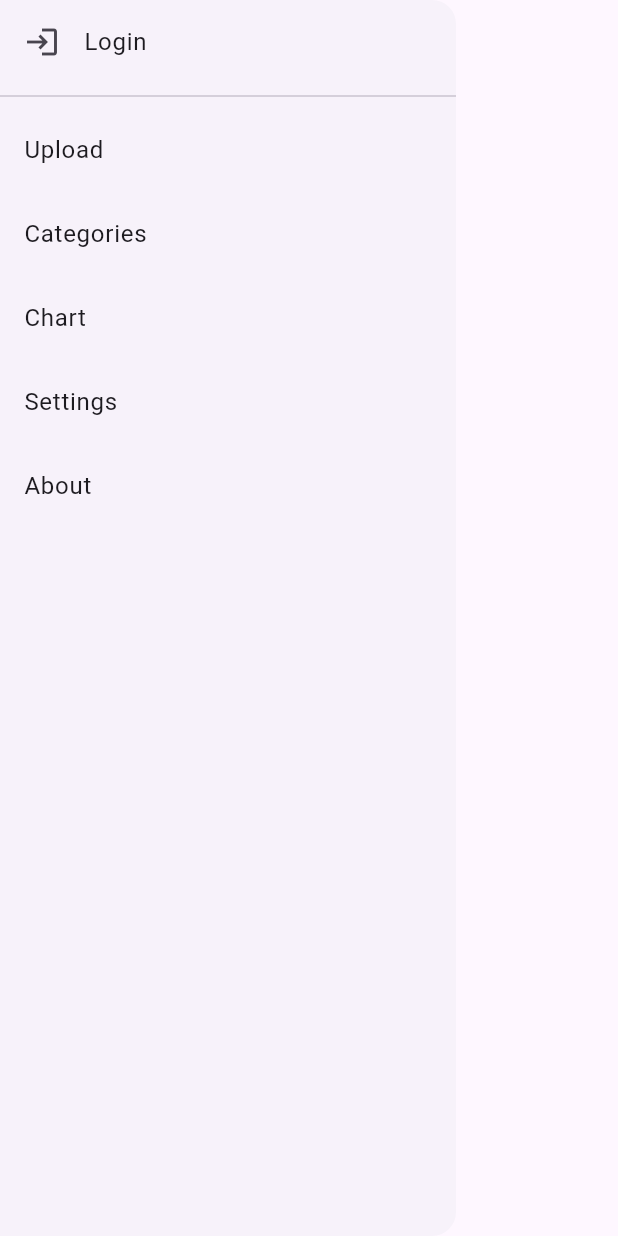
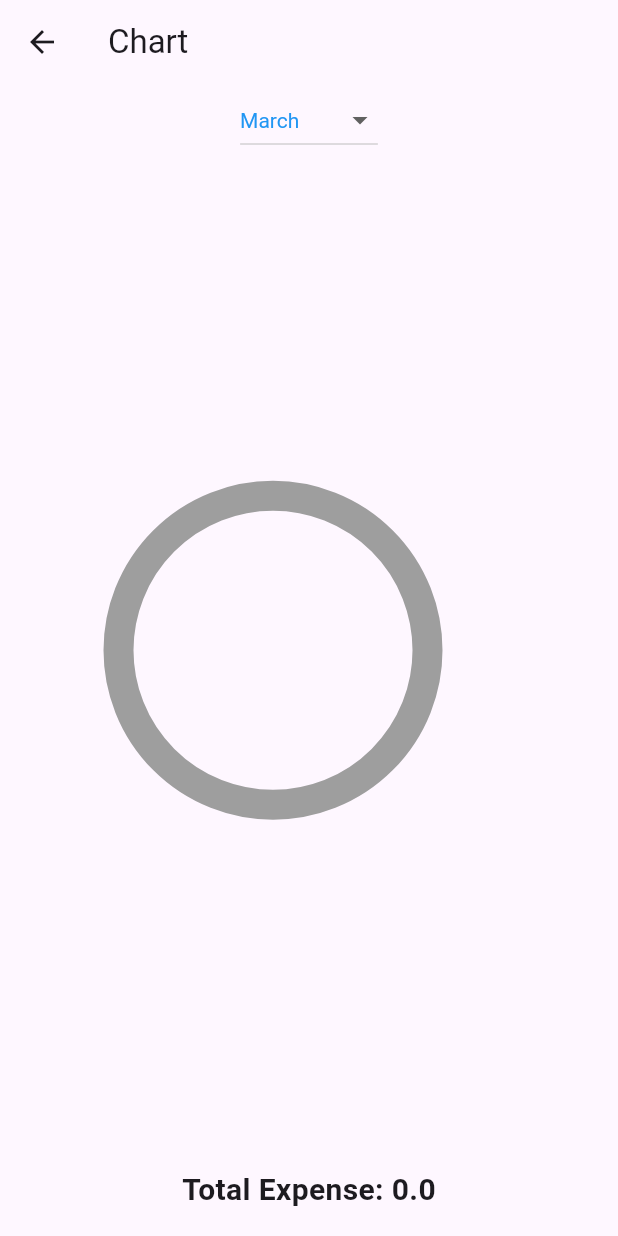
Before and after one commit to xdutsuay/jaruri, a Flutter app: the SideDrawer widget shown alone on an empty page, opened directly, after a tap on "Chart", on a phone screen of 412 x 824 dp. Run offline on Flutter 3.47's test engine with Material 3 defaults, Android fonts, the phone set to English and light mode, and no system bars; drawn by our look-alikes of pie_chart; our stand-ins replace sqflite; accounts and stored records are empty.

Commit message:
added chart.dart , there is an error in chart but dropdown in this page works so need to see why it doesnt work in main.dart , too late need to sleep now

```diff
--- /dev/null
+++ b/lib/chart.dart
@@ -0,0 +1,124 @@
+//this file is called from side_drawer.dart
+//this file shows a pie chart of the transactions grouped by category
+// under the chart, it shows the total expense grouped by category
+// write this code in lib/chart.dart
+import 'package:flutter/material.dart';
+import 'package:pie_chart/pie_chart.dart';
+import 'persi.dart';
+import 'transaction_form.dart' as Transaction;
+import 'package:intl/intl.dart';
+
+class Chart extends StatefulWidget {
+  @override
+  _ChartState createState() => _ChartState();
+}
+
+class _ChartState extends State<Chart> {
+  late Map<String, double> _data = {};
+  late List<Transaction.Transaction> _transactions = [];
+  late String _selectedMonth = DateFormat('MMMM').format(DateTime.now());
+
+  @override
+  void initState() {
+    super.initState();
+    _loadTransactions();
+  }
+
+  Future<void> _loadTransactions() async {
+    final transactions = await Persi.getTransactions();
+    setState(() {
+      _transactions = transactions;
+      _groupTransactionsByCategory();
+    });
+  }
+
+  void _groupTransactionsByCategory() {
+    _data = {};
+    _transactions.forEach((transaction) {
+      if (_data.containsKey(transaction.category)) {
+        _data[transaction.category] = _data[transaction.category]! + transaction.amount;
+      } else {
+        _data[transaction.category] = transaction.amount;
+      }
+    });
+  }
+
+  @override
+  Widget build(BuildContext context) {
+    return Scaffold(
+      appBar: AppBar(
+        title: const Text('Chart'),
+      ),
+      body: Column(
+        children: [
+          _buildMonthDropdown(),
+          Expanded(
+            child: PieChart(
+              dataMap: _data,
+              chartType: ChartType.ring,
+              chartRadius: MediaQuery.of(context).size.width / 2,
+
+            ),
+          ),
+          _buildTotalExpense(),
+        ],
+      ),
+    );
+  }
+
+  Widget _buildMonthDropdown() {
+    return DropdownButton<String>(
+      value: _selectedMonth,
+      icon: const Icon(Icons.arrow_drop_down),
+      iconSize: 24,
+      elevation: 16,
+      style: const TextStyle(color: Colors.blue),
+      onChanged: (String? newValue) {
+        if (newValue != null) {
+          setState(() {
+            _selectedMonth = newValue;
+            _filterTransactionsByMonth(newValue);
+          });
+        }
+      },
+      items: <String>[
+        'January', 'February', 'March', 'April', 'May', 'June',
+        'July', 'August', 'September', 'October', 'November', 'December'
+      ].map<DropdownMenuItem<String>>((String value) {
+        return DropdownMenuItem<String>(
+          value: value,
+          child: Text(value),
+        );
+      }).toList(),
+    );
+  }
+
+  void _filterTransactionsByMonth(String month) {
+    setState(() {
+      _transactions = _transactions.where((transaction) {
+        return DateFormat('MMMM').format(DateTime.parse(transaction.date)) == month;
+      }).toList();
+      _groupTransactionsByCategory();
+    });
+  }
+
+  Widget _buildTotalExpense() {
+    double totalExpense = 0;
+    _transactions.forEach((transaction) {
+      if (!transaction.isIncome) {
+        totalExpense += transaction.amount;
+      }
+    });
+
+    return Container(
+      padding: const EdgeInsets.all(16),
+      child: Text(
+        'Total Expense: $totalExpense',
+        style: TextStyle(
+          fontSize: 20,
+          fontWeight: FontWeight.bold,
+        ),
+      ),
+    );
+  }
+}
--- a/lib/sidedrawer.dart
+++ b/lib/sidedrawer.dart
@@ -1,4 +1,5 @@
 import 'package:flutter/material.dart';
+import 'chart.dart';
 
 class SideDrawer extends StatelessWidget {
   @override
@@ -34,7 +35,10 @@ class SideDrawer extends StatelessWidget {
           ListTile(
             title: const Text('Chart'),
             onTap: () {
-              Navigator.pushNamed(context, '/chart');
+              Navigator.push(
+                context,
+                MaterialPageRoute(builder: (context) => Chart()), // Navigate to the Chart widget
+              );
             },
           ),
           ListTile(
--- a/pubspec.yaml
+++ b/pubspec.yaml
@@ -38,6 +38,7 @@ dependencies:
   shared_preferences: ^2.0.8
   sqflite: ^2.0.0
   intl: ^0.17.0
+  pie_chart: ^5.1.0
 
 
 
```
Also changed, not shown: lib/main.dart (+18 -10 lines), pubspec.lock.
